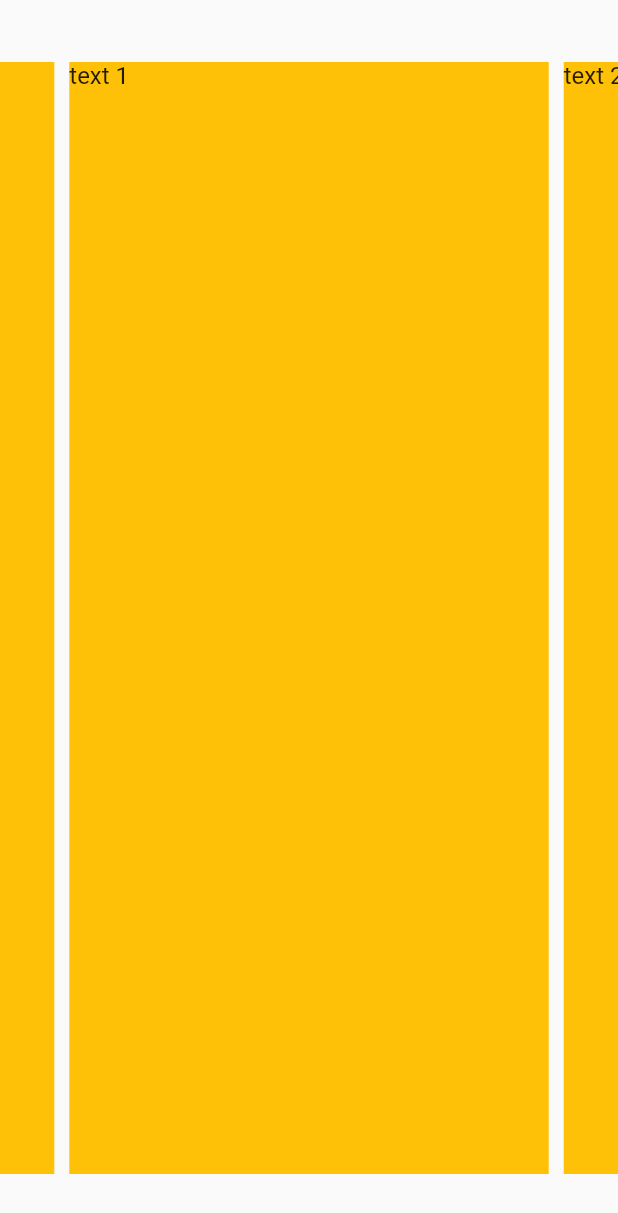
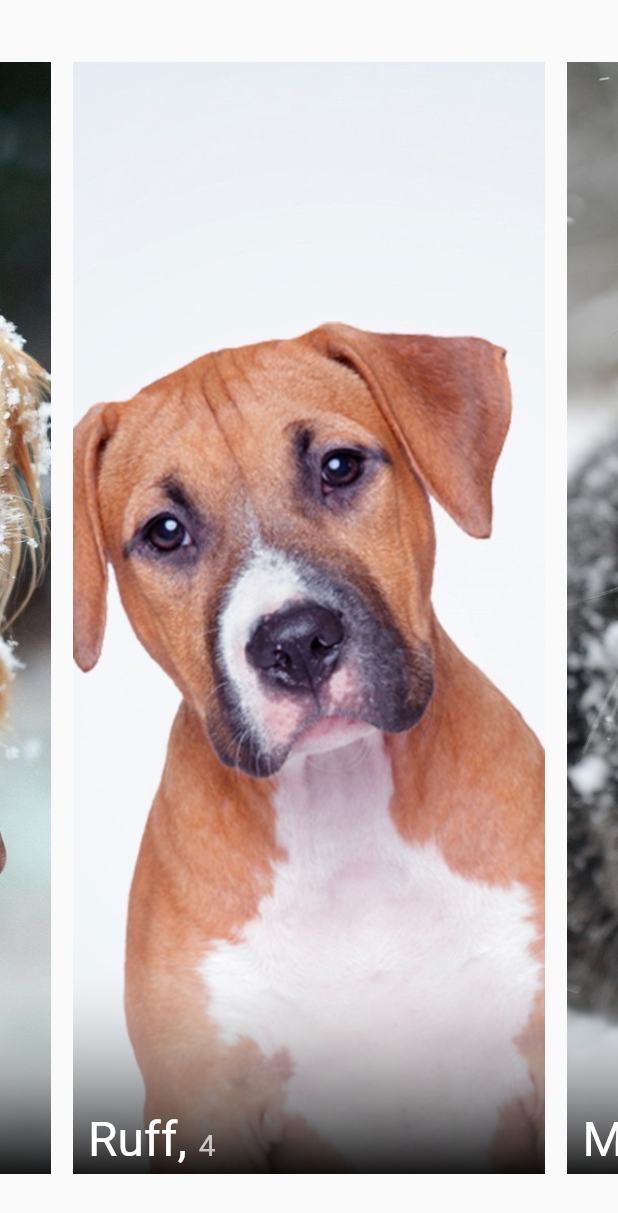
Before and after one commit to ahzam1/beastkeeper, a Flutter app: the screen it shows after launch, on a phone screen of 412 x 824 dp. Shown: the top 1213 px of the screen. Run offline on Flutter 3.47's test engine with Material 2 defaults, Android fonts, the phone set to English and light mode, and no system bars; drawn by our look-alikes of carousel_slider.

Commit message:
finalized layout, needs border

```diff
--- a/lib/main.dart
+++ b/lib/main.dart
@@ -27,8 +27,10 @@ class MyBeasts extends StatefulWidget {
 
 class _MyBeastsState extends State<MyBeasts> {
   //to be used for the carousel counter
-  var counter = [1,2,3];
-  var beasts = ["Ruff", "Tabitha", "Spark"];
+  var counter = [0,1,2];
+  var beasts = ["Ruff", "Meowth", "Spark"];
+  var ages = ["4", "11", "9"];
+  var images = [new AssetImage("assets/dog.jpg"), new AssetImage("assets/cat.jpg"),new AssetImage("assets/golden.jpg")];
   @override
   Widget build(BuildContext context) {
     return Scaffold(
@@ -37,17 +39,55 @@ class _MyBeastsState extends State<MyBeasts> {
         mainAxisAlignment: MainAxisAlignment.center,
         crossAxisAlignment: CrossAxisAlignment.center,
         children:<Widget>[CarouselSlider(
-          height: MediaQuery.of(context).size.height *.9,
+          height: MediaQuery.of(context).size.height *.90,
           items: counter.map((i) {
             return Builder(
               builder: (BuildContext context) {
                 return Container(
-                  width: MediaQuery.of(context).size.width,
-                  margin: EdgeInsets.symmetric(horizontal: 5.0),
+                  margin: EdgeInsets.symmetric(horizontal:7.5),
                   decoration: BoxDecoration(
-                    color: Colors.amber
+
                   ),
-                  child: Text('text $i', style: TextStyle(fontSize: 16.0),)
+                  child:Stack(
+
+                  children: <Widget>[
+
+                    new ShaderMask(
+
+                          child: Image(
+                            height: MediaQuery.of(context).size.height,
+                            image: images[i],
+                            fit: BoxFit.cover,
+                          ),
+                          shaderCallback: (Rect bounds) {
+                            return LinearGradient(
+                              begin:Alignment.topCenter,
+                              end:Alignment.bottomCenter,
+                              colors: [Colors.white.withOpacity(0), Colors.black.withOpacity(0.9)],
+                              stops: [
+                                0.8,
+                                1,
+                              ],
+                            ).createShader(bounds);
+                          },
+                          blendMode: BlendMode.srcATop,
+                        ),
+
+
+                  new Positioned(
+                    bottom: 4.0,
+                    left: 10.0,
+                    child: RichText(
+                      text:TextSpan(
+                        text:beasts[i] + ', ',
+                        style: TextStyle(fontSize:32.0),
+                        children: <TextSpan>[
+                          TextSpan(text: ages[i], style: TextStyle(fontSize: 20, color: Colors.white70)),
+                        ]
+                      )
+                    ,)
+                  ),],
+                )
                 );
               },
             );
--- a/pubspec.yaml
+++ b/pubspec.yaml
@@ -40,7 +40,8 @@ flutter:
   # included with your application, so that you can use the icons in
   # the material Icons class.
   uses-material-design: true
-
+  assets:
+    - assets/
   # To add assets to your application, add an assets section, like this:
   # assets:
   #  - images/a_dot_burr.jpeg
```
Also changed, not shown: assets/cat.jpg (added), assets/dog.jpg (added), assets/golden.jpg (added).
